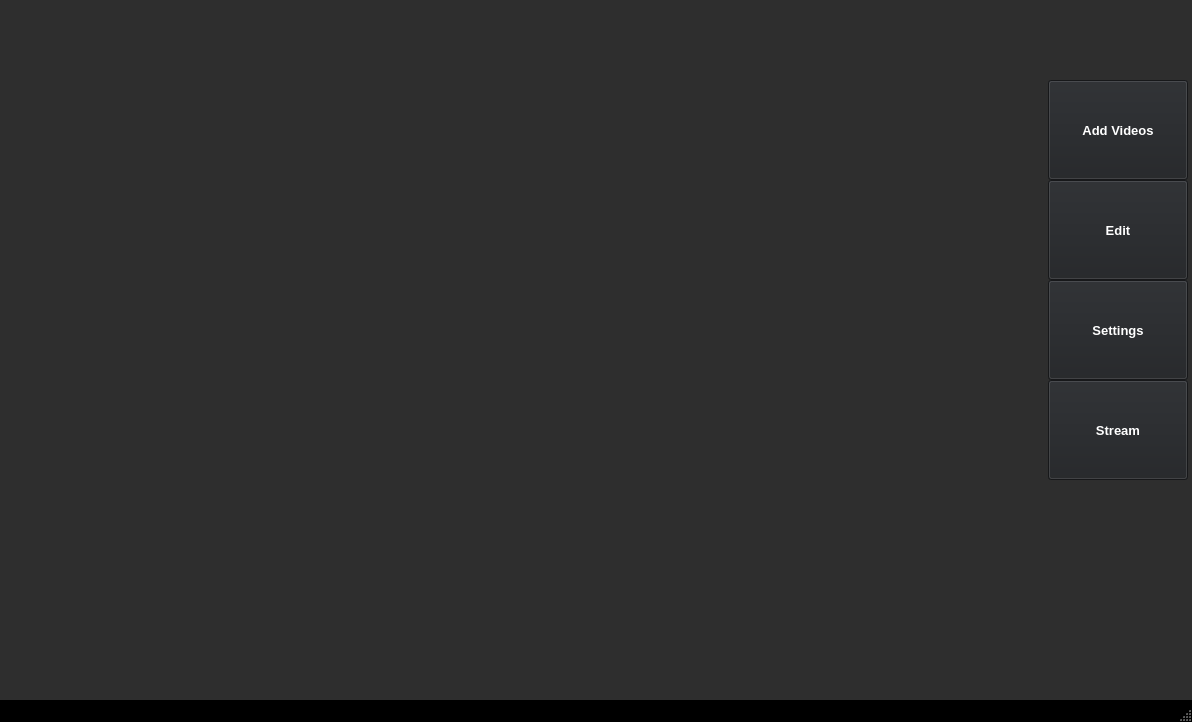
Above: Prototype_2_with_Tomeo/mainwindow.ui from KostasBiris/Video-Editing-Application--Cpp before the change. Below: the same form after it.
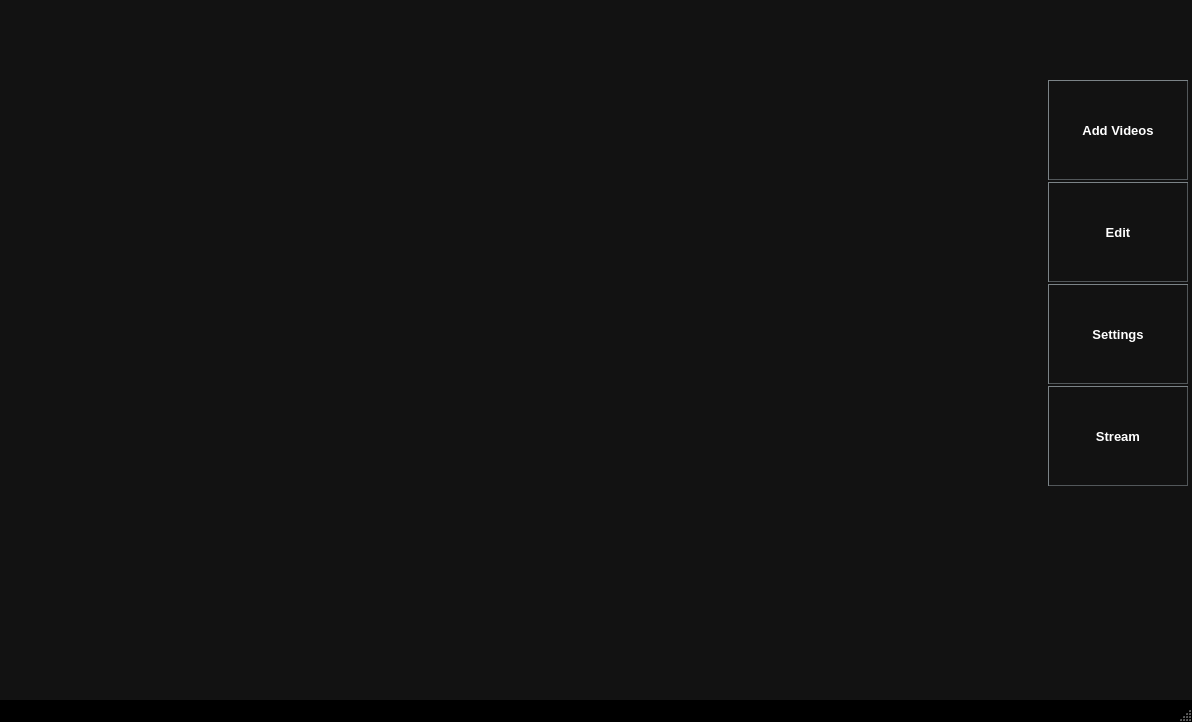
That is the form after the change. Icons and pictures are not drawn.

Commit message: changed imp of the layout and style, but failed to add logo

```diff
--- a/Prototype_2_with_Tomeo/mainwindow.ui
+++ b/Prototype_2_with_Tomeo/mainwindow.ui
@@ -487,7 +487,7 @@
    </property>
    <property name="styleSheet">
     <string notr="true">QWidget {
-	background-color:rgb(46, 46, 46);
+	background-color:rgb(18, 18, 18);
 	border-color: white;
 }</string>
    </property>
@@ -549,31 +549,25 @@
       </property>
       <item>
        <widget class="QLabel" name="label">
-        <property name="sizePolicy">
-         <sizepolicy hsizetype="Fixed" vsizetype="Fixed">
-          <horstretch>0</horstretch>
-          <verstretch>0</verstretch>
-         </sizepolicy>
-        </property>
         <property name="minimumSize">
          <size>
           <width>120</width>
           <height>80</height>
          </size>
         </property>
+        <property name="font">
+         <font>
+          <weight>50</weight>
+          <bold>false</bold>
+         </font>
+        </property>
         <property name="text">
-         <string>&lt;html&gt;&lt;head/&gt;&lt;body&gt;&lt;p&gt;&lt;img src=&quot;:/E:/Pictures/newpfp3.jpg&quot;/&gt;&lt;/p&gt;&lt;/body&gt;&lt;/html&gt;</string>
+         <string>&lt;html&gt;&lt;head/&gt;&lt;body&gt;&lt;p&gt;&lt;br/&gt;&lt;/p&gt;&lt;/body&gt;&lt;/html&gt;</string>
         </property>
        </widget>
       </item>
       <item>
        <widget class="QPushButton" name="pushButton_4">
-        <property name="sizePolicy">
-         <sizepolicy hsizetype="Fixed" vsizetype="Fixed">
-          <horstretch>0</horstretch>
-          <verstretch>0</verstretch>
-         </sizepolicy>
-        </property>
         <property name="minimumSize">
          <size>
           <width>140</width>
@@ -595,9 +589,9 @@
            <colorrole role="Button">
             <brush brushstyle="SolidPattern">
              <color alpha="255">
-              <red>32</red>
-              <green>34</green>
-              <blue>37</blue>
+              <red>18</red>
+              <green>18</green>
+              <blue>18</blue>
              </color>
             </brush>
            </colorrole>
@@ -622,18 +616,18 @@
            <colorrole role="Base">
             <brush brushstyle="SolidPattern">
              <color alpha="255">
-              <red>32</red>
-              <green>34</green>
-              <blue>37</blue>
+              <red>18</red>
+              <green>18</green>
+              <blue>18</blue>
              </color>
             </brush>
            </colorrole>
            <colorrole role="Window">
             <brush brushstyle="SolidPattern">
              <color alpha="255">
-              <red>32</red>
-              <green>34</green>
-              <blue>37</blue>
+              <red>18</red>
+              <green>18</green>
+              <blue>18</blue>
              </color>
             </brush>
            </colorrole>
@@ -660,9 +654,9 @@
            <colorrole role="Button">
             <brush brushstyle="SolidPattern">
              <color alpha="255">
-              <red>32</red>
-              <green>34</green>
-              <blue>37</blue>
+              <red>18</red>
+              <green>18</green>
+              <blue>18</blue>
              </color>
             </brush>
            </colorrole>
@@ -687,18 +681,18 @@
            <colorrole role="Base">
             <brush brushstyle="SolidPattern">
              <color alpha="255">
-              <red>32</red>
-              <green>34</green>
-              <blue>37</blue>
+              <red>18</red>
+              <green>18</green>
+              <blue>18</blue>
              </color>
             </brush>
            </colorrole>
            <colorrole role="Window">
             <brush brushstyle="SolidPattern">
              <color alpha="255">
-              <red>32</red>
-              <green>34</green>
-              <blue>37</blue>
+              <red>18</red>
+              <green>18</green>
+              <blue>18</blue>
              </color>
             </brush>
            </colorrole>
@@ -725,9 +719,9 @@
            <colorrole role="Button">
             <brush brushstyle="SolidPattern">
              <color alpha="255">
-              <red>32</red>
-              <green>34</green>
-              <blue>37</blue>
+              <red>18</red>
+              <green>18</green>
+              <blue>18</blue>
              </color>
             </brush>
            </colorrole>
@@ -752,18 +746,18 @@
            <colorrole role="Base">
             <brush brushstyle="SolidPattern">
              <color alpha="255">
-              <red>32</red>
-              <green>34</green>
-              <blue>37</blue>
+              <red>18</red>
+              <green>18</green>
+              <blue>18</blue>
              </color>
             </brush>
            </colorrole>
            <colorrole role="Window">
             <brush brushstyle="SolidPattern">
              <color alpha="255">
-              <red>32</red>
-              <green>34</green>
-              <blue>37</blue>
+              <red>18</red>
+              <green>18</green>
+              <blue>18</blue>
              </color>
             </brush>
            </colorrole>
@@ -792,8 +786,11 @@
         </property>
         <property name="styleSheet">
          <string notr="true">QPushButton{
-	background-color: rgb(32, 34, 37);
+	background-color:rgb(18, 18, 18);
 	color: white;
+	border-style: outset;
+	border-width: 0.5px;
+    border-color: rgb(82, 87, 90);
 }</string>
         </property>
         <property name="locale">
@@ -808,10 +805,26 @@
         </property>
        </widget>
       </item>
+      <item>
+       <spacer name="verticalSpacer_3">
+        <property name="orientation">
+         <enum>Qt::Vertical</enum>
+        </property>
+        <property name="sizeType">
+         <enum>QSizePolicy::Fixed</enum>
+        </property>
+        <property name="sizeHint" stdset="0">
+         <size>
+          <width>20</width>
+          <height>2</height>
+         </size>
+        </property>
+       </spacer>
+      </item>
       <item>
        <widget class="QPushButton" name="pushButton_2">
         <property name="sizePolicy">
-         <sizepolicy hsizetype="Fixed" vsizetype="Fixed">
+         <sizepolicy hsizetype="Maximum" vsizetype="Fixed">
           <horstretch>0</horstretch>
           <verstretch>0</verstretch>
          </sizepolicy>
@@ -837,9 +850,9 @@
            <colorrole role="Button">
             <brush brushstyle="SolidPattern">
              <color alpha="255">
-              <red>32</red>
-              <green>34</green>
-              <blue>37</blue>
+              <red>18</red>
+              <green>18</green>
+              <blue>18</blue>
              </color>
             </brush>
            </colorrole>
@@ -864,18 +877,18 @@
            <colorrole role="Base">
             <brush brushstyle="SolidPattern">
              <color alpha="255">
-              <red>32</red>
-              <green>34</green>
-              <blue>37</blue>
+              <red>18</red>
+              <green>18</green>
+              <blue>18</blue>
              </color>
             </brush>
            </colorrole>
            <colorrole role="Window">
             <brush brushstyle="SolidPattern">
              <color alpha="255">
-              <red>32</red>
-              <green>34</green>
-              <blue>37</blue>
+              <red>18</red>
+              <green>18</green>
+              <blue>18</blue>
              </color>
             </brush>
            </colorrole>
@@ -902,9 +915,9 @@
            <colorrole role="Button">
             <brush brushstyle="SolidPattern">
              <color alpha="255">
-              <red>32</red>
-              <green>34</green>
-              <blue>37</blue>
+              <red>18</red>
+              <green>18</green>
+              <blue>18</blue>
              </color>
             </brush>
            </colorrole>
@@ -929,18 +942,18 @@
            <colorrole role="Base">
             <brush brushstyle="SolidPattern">
              <color alpha="255">
-              <red>32</red>
-              <green>34</green>
-              <blue>37</blue>
+              <red>18</red>
+              <green>18</green>
+              <blue>18</blue>
              </color>
             </brush>
            </colorrole>
            <colorrole role="Window">
             <brush brushstyle="SolidPattern">
              <color alpha="255">
-              <red>32</red>
-              <green>34</green>
-              <blue>37</blue>
+              <red>18</red>
+              <green>18</green>
+              <blue>18</blue>
              </color>
             </brush>
            </colorrole>
@@ -967,9 +980,9 @@
            <colorrole role="Button">
             <brush brushstyle="SolidPattern">
              <color alpha="255">
-              <red>32</red>
-              <green>34</green>
-              <blue>37</blue>
+              <red>18</red>
+              <green>18</green>
+              <blue>18</blue>
              </color>
             </brush>
            </colorrole>
@@ -994,18 +1007,18 @@
            <colorrole role="Base">
             <brush brushstyle="SolidPattern">
              <color alpha="255">
-              <red>32</red>
-              <green>34</green>
-              <blue>37</blue>
+              <red>18</red>
+              <green>18</green>
+              <blue>18</blue>
              </color>
             </brush>
            </colorrole>
            <colorrole role="Window">
             <brush brushstyle="SolidPattern">
              <color alpha="255">
-              <red>32</red>
-              <green>34</green>
-              <blue>37</blue>
+              <red>18</red>
+              <green>18</green>
+              <blue>18</blue>
              </color>
             </brush>
            </colorrole>
@@ -1034,10 +1047,12 @@
         </property>
         <property name="styleSheet">
          <string notr="true">QPushButton{
-	background-color: rgb(32, 34, 37);
+	background-color:rgb(18, 18, 18);
 	color: white;
-}
-</string>
+	border-style: outset;
+	border-width: 0.5px;
+    border-color: rgb(82, 87, 90);
+}</string>
         </property>
         <property name="locale">
          <locale language="English" country="UnitedKingdom"/>
@@ -1051,6 +1066,22 @@
         </property>
        </widget>
       </item>
+      <item>
+       <spacer name="verticalSpacer_2">
+        <property name="orientation">
+         <enum>Qt::Vertical</enum>
+        </property>
+        <property name="sizeType">
+         <enum>QSizePolicy::Fixed</enum>
+        </property>
+        <property name="sizeHint" stdset="0">
+         <size>
+          <width>20</width>
+          <height>2</height>
+         </size>
+        </property>
+       </spacer>
+      </item>
       <item>
        <widget class="QPushButton" name="pushButton_5">
         <property name="sizePolicy">
@@ -1065,6 +1096,12 @@
           <height>100</height>
          </size>
         </property>
+        <property name="maximumSize">
+         <size>
+          <width>16777215</width>
+          <height>100</height>
+         </size>
+        </property>
         <property name="palette">
          <palette>
           <active>
@@ -1080,9 +1117,9 @@
            <colorrole role="Button">
             <brush brushstyle="SolidPattern">
              <color alpha="255">
-              <red>32</red>
-              <green>34</green>
-              <blue>37</blue>
+              <red>18</red>
+              <green>18</green>
+              <blue>18</blue>
              </color>
             </brush>
            </colorrole>
@@ -1107,18 +1144,18 @@
            <colorrole role="Base">
             <brush brushstyle="SolidPattern">
              <color alpha="255">
-              <red>32</red>
-              <green>34</green>
-              <blue>37</blue>
+              <red>18</red>
+              <green>18</green>
+              <blue>18</blue>
              </color>
             </brush>
            </colorrole>
            <colorrole role="Window">
             <brush brushstyle="SolidPattern">
              <color alpha="255">
-              <red>32</red>
-              <green>34</green>
-              <blue>37</blue>
+              <red>18</red>
+              <green>18</green>
+              <blue>18</blue>
              </color>
             </brush>
            </colorrole>
@@ -1145,9 +1182,9 @@
            <colorrole role="Button">
             <brush brushstyle="SolidPattern">
              <color alpha="255">
-              <red>32</red>
-              <green>34</green>
-              <blue>37</blue>
+              <red>18</red>
+              <green>18</green>
+              <blue>18</blue>
              </color>
             </brush>
            </colorrole>
@@ -1172,18 +1209,18 @@
            <colorrole role="Base">
             <brush brushstyle="SolidPattern">
              <color alpha="255">
-              <red>32</red>
-              <green>34</green>
-              <blue>37</blue>
+              <red>18</red>
+              <green>18</green>
+              <blue>18</blue>
              </color>
             </brush>
            </colorrole>
            <colorrole role="Window">
             <brush brushstyle="SolidPattern">
              <color alpha="255">
-              <red>32</red>
-              <green>34</green>
-              <blue>37</blue>
+              <red>18</red>
+              <green>18</green>
+              <blue>18</blue>
              </color>
             </brush>
            </colorrole>
@@ -1210,9 +1247,9 @@
            <colorrole role="Button">
             <brush brushstyle="SolidPattern">
              <color alpha="255">
-              <red>32</red>
-              <green>34</green>
-              <blue>37</blue>
+              <red>18</red>
+              <green>18</green>
+              <blue>18</blue>
              </color>
             </brush>
            </colorrole>
@@ -1237,18 +1274,18 @@
            <colorrole role="Base">
             <brush brushstyle="SolidPattern">
              <color alpha="255">
-              <red>32</red>
-              <green>34</green>
-              <blue>37</blue>
+              <red>18</red>
+              <green>18</green>
+              <blue>18</blue>
              </color>
             </brush>
            </colorrole>
            <colorrole role="Window">
             <brush brushstyle="SolidPattern">
              <color alpha="255">
-              <red>32</red>
-              <green>34</green>
-              <blue>37</blue>
+              <red>18</red>
+              <green>18</green>
+              <blue>18</blue>
              </color>
             </brush>
            </colorrole>
@@ -1277,8 +1314,11 @@
         </property>
         <property name="styleSheet">
          <string notr="true">QPushButton{
-	background-color: rgb(32, 34, 37);
+	background-color:rgb(18, 18, 18);
 	color: white;
+	border-style: outset;
+	border-width: 0.5px;
+    border-color: rgb(82, 87, 90);
 }</string>
         </property>
         <property name="locale">
@@ -1293,6 +1333,22 @@
         </property>
        </widget>
       </item>
+      <item>
+       <spacer name="verticalSpacer_4">
+        <property name="orientation">
+         <enum>Qt::Vertical</enum>
+        </property>
+        <property name="sizeType">
+         <enum>QSizePolicy::Fixed</enum>
+        </property>
+        <property name="sizeHint" stdset="0">
+         <size>
+          <width>20</width>
+          <height>2</height>
+         </size>
+        </property>
+       </spacer>
+      </item>
       <item>
        <widget class="QPushButton" name="pushButton_3">
         <property name="sizePolicy">
@@ -1322,9 +1378,9 @@
            <colorrole role="Button">
             <brush brushstyle="SolidPattern">
              <color alpha="255">
-              <red>32</red>
-              <green>34</green>
-              <blue>37</blue>
+              <red>18</red>
+              <green>18</green>
+              <blue>18</blue>
              </color>
             </brush>
            </colorrole>
@@ -1349,18 +1405,18 @@
            <colorrole role="Base">
             <brush brushstyle="SolidPattern">
              <color alpha="255">
-              <red>32</red>
-              <green>34</green>
-              <blue>37</blue>
+              <red>18</red>
+              <green>18</green>
+              <blue>18</blue>
              </color>
             </brush>
            </colorrole>
            <colorrole role="Window">
             <brush brushstyle="SolidPattern">
              <color alpha="255">
-              <red>32</red>
-              <green>34</green>
-              <blue>37</blue>
+              <red>18</red>
+              <green>18</green>
+              <blue>18</blue>
              </color>
             </brush>
            </colorrole>
@@ -1387,9 +1443,9 @@
            <colorrole role="Button">
             <brush brushstyle="SolidPattern">
              <color alpha="255">
-              <red>32</red>
-              <green>34</green>
-              <blue>37</blue>
+              <red>18</red>
+              <green>18</green>
+              <blue>18</blue>
              </color>
             </brush>
            </colorrole>
@@ -1414,18 +1470,18 @@
            <colorrole role="Base">
             <brush brushstyle="SolidPattern">
              <color alpha="255">
-              <red>32</red>
-              <green>34</green>
-              <blue>37</blue>
+              <red>18</red>
+              <green>18</green>
+              <blue>18</blue>
              </color>
             </brush>
            </colorrole>
            <colorrole role="Window">
             <brush brushstyle="SolidPattern">
              <color alpha="255">
-              <red>32</red>
-              <green>34</green>
-              <blue>37</blue>
+              <red>18</red>
+              <green>18</green>
+              <blue>18</blue>
              </color>
             </brush>
            </colorrole>
@@ -1452,9 +1508,9 @@
            <colorrole role="Button">
             <brush brushstyle="SolidPattern">
              <color alpha="255">
-              <red>32</red>
-              <green>34</green>
-              <blue>37</blue>
+              <red>18</red>
+              <green>18</green>
+              <blue>18</blue>
              </color>
             </brush>
            </colorrole>
@@ -1479,18 +1535,18 @@
            <colorrole role="Base">
             <brush brushstyle="SolidPattern">
              <color alpha="255">
-              <red>32</red>
-              <green>34</green>
-              <blue>37</blue>
+              <red>18</red>
+              <green>18</green>
+              <blue>18</blue>
              </color>
             </brush>
            </colorrole>
            <colorrole role="Window">
             <brush brushstyle="SolidPattern">
              <color alpha="255">
-              <red>32</red>
-              <green>34</green>
-              <blue>37</blue>
+              <red>18</red>
+              <green>18</green>
+              <blue>18</blue>
              </color>
             </brush>
            </colorrole>
@@ -1522,8 +1578,11 @@
         </property>
         <property name="styleSheet">
          <string notr="true">QPushButton{
-	background-color: rgb(32, 34, 37);
+	background-color:rgb(18, 18, 18);
 	color: white;
+	border-style: outset;
+	border-width: 0.5px;
+    border-color: rgb(82, 87, 90);
 }</string>
         </property>
         <property name="locale">
```
Left out of the diff: 10 changed lines with no effect on the pictures. The commit also changes 26 other files.
